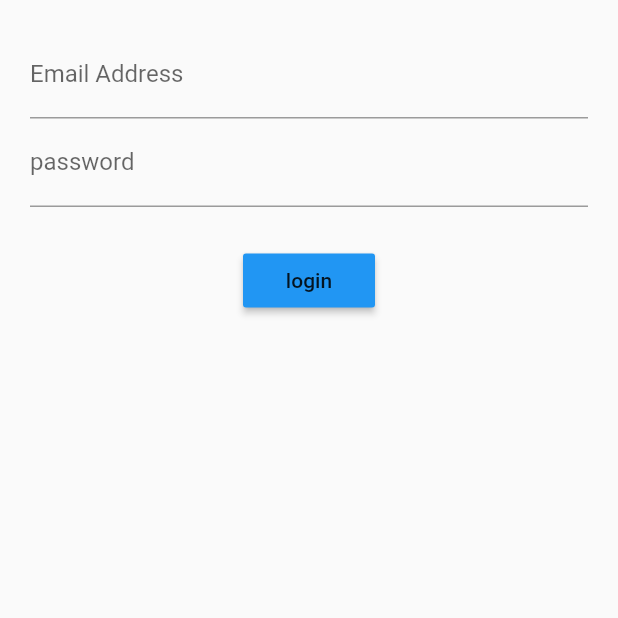
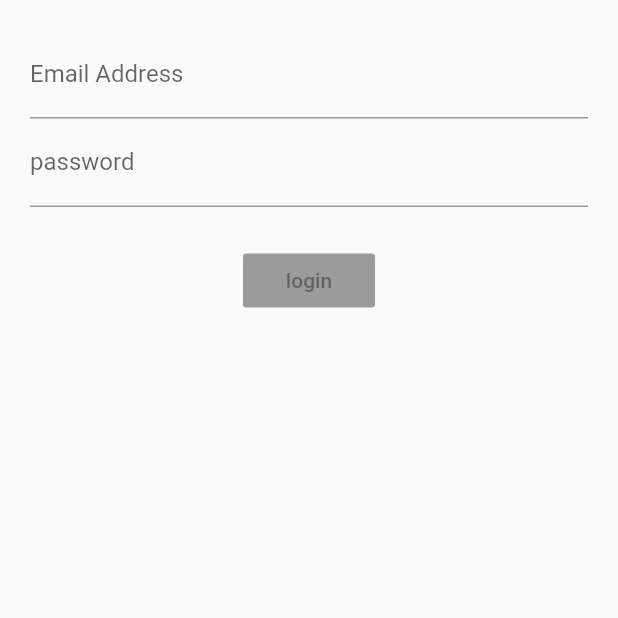
Before and after one commit to MikaPower/login_bloc, a Flutter app: the screen it shows after launch, on a phone screen of 412 x 824 dp, the top half of it. Run offline on Flutter 3.47's test engine with Material 2 defaults, Android fonts, the phone set to English and light mode, and no system bars; our stand-ins replace rxdart.

Commit message:
final bloc

```diff
--- a/lib/src/blocs/bloc.dart
+++ b/lib/src/blocs/bloc.dart
@@ -1,22 +1,33 @@
 import 'dart:async';
+import 'package:rxdart/rxdart.dart';
 
 import 'package:login_bloc/src/blocs/validators.dart';
 
 
     class Bloc with Validators {
-  final _emailController = StreamController <String>();
-  final  _passwordController = StreamController <String>();
+  final _emailController = BehaviorSubject <String>();
+  final  _passwordController = BehaviorSubject <String>();
 
 
 
   Stream<String> get email => _emailController.stream.transform(validateEmail);
   Stream<String> get password  => _passwordController.stream.transform(validatePassword);
+Stream<bool> get submitValid => Observable.combineLatest2(email, password, (e,p)=> true);
 
 
 
   Function (String) get changeEmail => _emailController.sink.add;
   Function (String) get changePassword => _passwordController.sink.add;
 
+
+
+  submit(){
+    final validEmail= _emailController.value;
+    final validPassword = _passwordController.value;
+
+    print('email is $validEmail');
+    print('passowrd is $validPassword');
+  }
 
   dispose(){
     _emailController.close();
--- a/lib/src/screens/login_screen.dart
+++ b/lib/src/screens/login_screen.dart
@@ -1,14 +1,11 @@
 import 'package:flutter/material.dart';
 import '../blocs/bloc.dart';
 import '../blocs/provider.dart';
-
 
 class LoginScreen extends StatelessWidget {
   @override
   Widget build(BuildContext context) {
     final bloc = Provider.of(context);
-
-
 
     return new Container(
       margin: EdgeInsets.all(20.0),
@@ -16,9 +13,8 @@ class LoginScreen extends StatelessWidget {
         children: <Widget>[
           emailField(bloc),
           passwordField(bloc),
-          new Container(
-              margin: EdgeInsets.only(top: 25.0)),
-          submitButton(),
+          new Container(margin: EdgeInsets.only(top: 25.0)),
+          submitButton(bloc),
         ],
       ),
     );
@@ -34,36 +30,37 @@ class LoginScreen extends StatelessWidget {
             decoration: new InputDecoration(
                 hintText: 'you@example.com',
                 labelText: 'Email Address',
-              errorText: snapshot.error
-            ),
+                errorText: snapshot.error),
           );
-        }
-    );
+        });
   }
 
   Widget passwordField(Bloc bloc) {
     return StreamBuilder(
         stream: bloc.password,
-    builder: (context,snapshot){
+        builder: (context, snapshot) {
           return new TextField(
             onChanged: bloc.changePassword,
             obscureText: true,
             decoration: new InputDecoration(
                 hintText: 'Password',
                 labelText: 'password',
-            errorText: snapshot.error
-      ),
+                errorText: snapshot.error),
           );
-    }
-    );
+        });
   }
 
-  Widget submitButton() {
+  Widget submitButton(Bloc bloc) {
+    return StreamBuilder(
+        stream: bloc.submitValid,
+        builder: (BuildContext context, snapshot) {
           return RaisedButton(
             child: new Text("login"),
             color: Colors.blue,
-      onPressed: () {},
+            onPressed: snapshot.hasData
+                ? bloc.submit()
+                : null,
           );
+        });
   }
-
 }
--- a/pubspec.yaml
+++ b/pubspec.yaml
@@ -23,6 +23,9 @@ dependencies:
   # The following adds the Cupertino Icons font to your application.
   # Use with the CupertinoIcons class for iOS style icons.
   cupertino_icons: ^0.1.2
+
+  rxdart: ^0.21.0
+
 
 dev_dependencies:
   flutter_test:
```
Also changed, not shown: pubspec.lock. Lines whose indentation alone changed are shown as unchanged.
